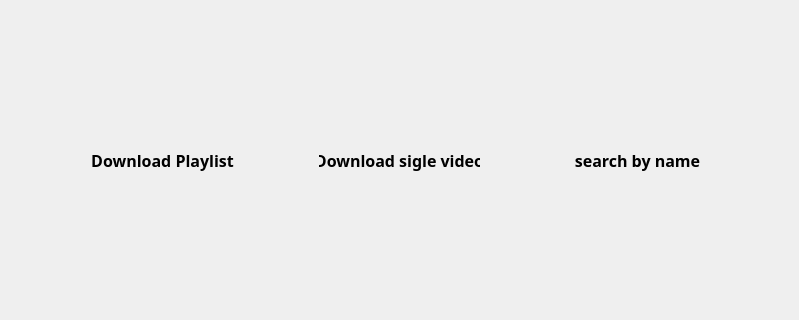
Old version of the form forms/main_view.ui in the repository Abdel-RahmanSaied/Eazy_Downloader; both pictures show x 0 to 799 and y 115 to 435 of the 799 by 650 pixel window.
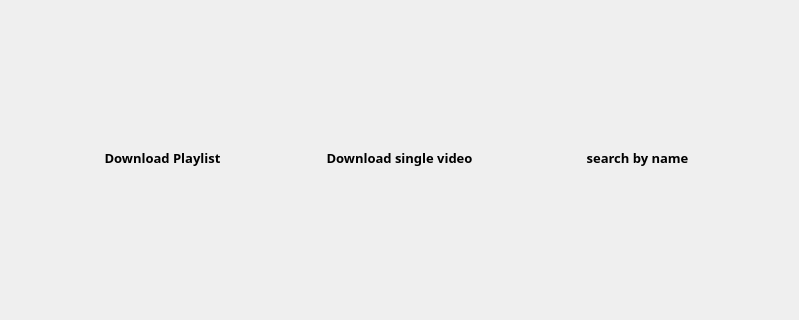
New version of the form. Icons and pictures are not drawn.

Diff of the .ui file:
```diff
--- a/forms/main_view.ui
+++ b/forms/main_view.ui
@@ -103,7 +103,7 @@
          <property name="font">
           <font>
            <family>Acumin Pro</family>
-           <pointsize>12</pointsize>
+           <pointsize>10</pointsize>
            <weight>75</weight>
            <bold>true</bold>
           </font>
@@ -186,13 +186,13 @@
          <property name="font">
           <font>
            <family>Acumin Pro</family>
-           <pointsize>12</pointsize>
+           <pointsize>10</pointsize>
            <weight>75</weight>
            <bold>true</bold>
           </font>
          </property>
          <property name="text">
-          <string>Download sigle video</string>
+          <string>Download single video</string>
          </property>
          <property name="alignment">
           <set>Qt::AlignCenter</set>
@@ -269,7 +269,7 @@
          <property name="font">
           <font>
            <family>Acumin Pro</family>
-           <pointsize>12</pointsize>
+           <pointsize>10</pointsize>
            <weight>75</weight>
            <bold>true</bold>
           </font>
```
